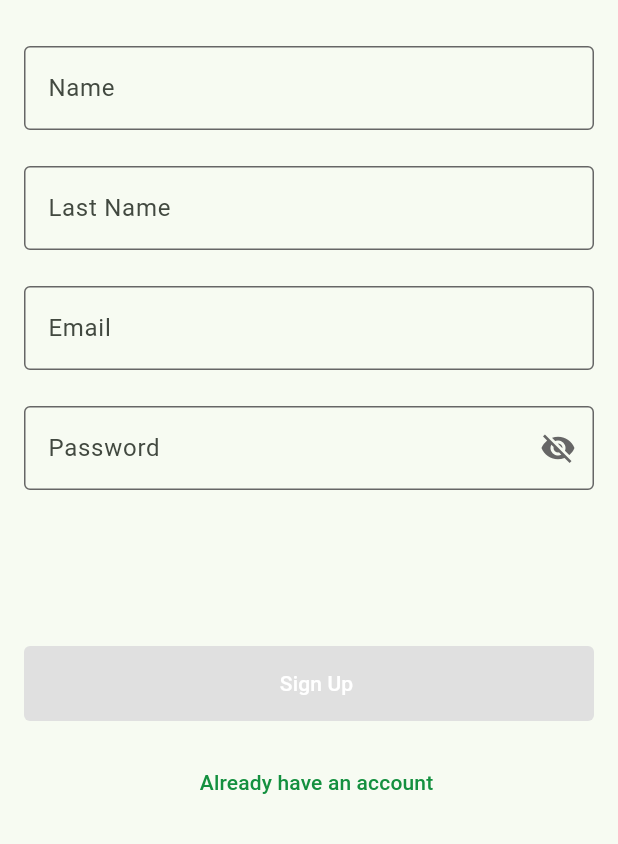
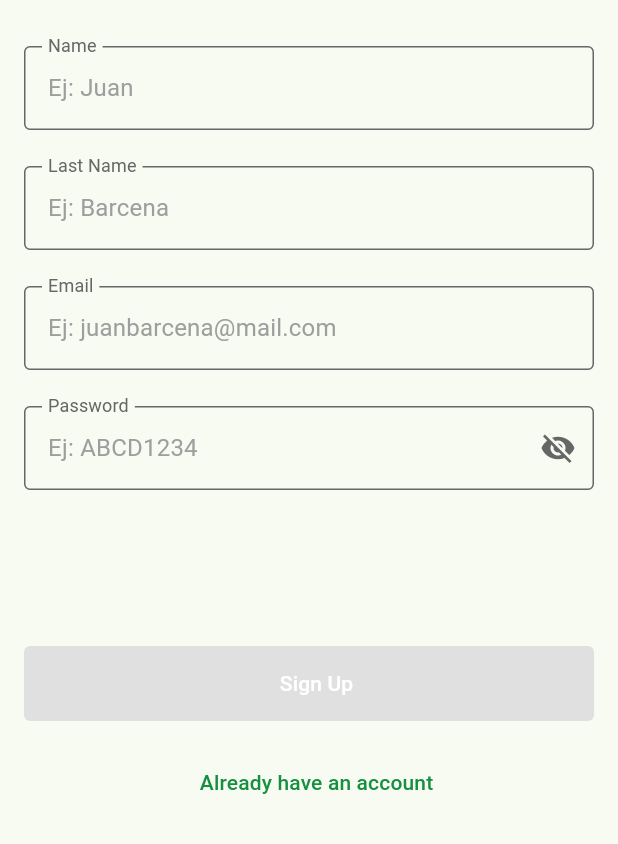
Before and after one commit to AgustinNaso/SerManos-TPE, a Flutter app: the RegisterScreen screen opened by its route, on a phone screen of 412 x 824 dp, the part 392-1236 px from its top. Run offline on Flutter 3.47's test engine with Material 2 defaults, Android fonts, the phone set to English and light mode, and no system bars; drawn by our look-alikes of flutter_form_builder; our stand-ins replace cloud_firestore, firebase_auth, firebase_core, firebase_storage, flutter_hooks, flutter_riverpod and 4 more; accounts and stored records are empty; generated files the repository leaves out were written again.

Commit message:
fix: register hintText

```diff
--- a/ser_manos/lib/config/cellules/login_form.dart
+++ b/ser_manos/lib/config/cellules/login_form.dart
@@ -28,7 +28,6 @@ class LoginForm extends ConsumerWidget {
         children: <Widget>[
           SermanosTextField(
             onChangeFocus: onChangeFocus,
-            hintText: AppLocalizations.of(context)!.email,
             labelText: AppLocalizations.of(context)!.email,
             name: "email",
             validators: [
@@ -42,7 +41,6 @@ class LoginForm extends ConsumerWidget {
           ),
           const SizedBox(height: 24),
           SermanosTextField(
-              hintText: AppLocalizations.of(context)!.password,
               labelText: AppLocalizations.of(context)!.password,
               onChanged: (value) {
                 if (loginProvider.state == LoginStates.error.name) {
--- a/ser_manos/lib/config/cellules/register_form.dart
+++ b/ser_manos/lib/config/cellules/register_form.dart
@@ -30,9 +30,10 @@ class RegisterForm extends ConsumerWidget {
           Column(children: <Widget>[
             SermanosTextField(
                 onChangeFocus: onChangeFocus,
-                hintText: AppLocalizations.of(context)!.name,
+                hintText: AppLocalizations.of(context)!.nameHint,
                 labelText: AppLocalizations.of(context)!.name,
                 name: "name",
+                floatingLabelBehavior: FloatingLabelBehavior.always,
                 validators: [
                   FormBuilderValidators.required(
                       errorText:
@@ -41,8 +42,9 @@ class RegisterForm extends ConsumerWidget {
             const SizedBox(height: 24),
             SermanosTextField(
                 onChangeFocus: onChangeFocus,
-                hintText: AppLocalizations.of(context)!.lastName,
+                hintText: AppLocalizations.of(context)!.lastNameHint,
                 labelText: AppLocalizations.of(context)!.lastName,
+                floatingLabelBehavior: FloatingLabelBehavior.always,
                 name: "lastName",
                 validators: [
                   FormBuilderValidators.required(
@@ -53,8 +55,9 @@ class RegisterForm extends ConsumerWidget {
             const SizedBox(height: 24),
             SermanosTextField(
                 onChangeFocus: onChangeFocus,
-                hintText: AppLocalizations.of(context)!.email,
+                hintText: AppLocalizations.of(context)!.emailHint,
                 labelText: AppLocalizations.of(context)!.email,
+                floatingLabelBehavior: FloatingLabelBehavior.always,
                 name: "email",
                 onChanged: (value) {
                   if (registerProvider.state == RegisterStates.error.name) {
@@ -78,8 +81,9 @@ class RegisterForm extends ConsumerWidget {
             const SizedBox(height: 24),
             SermanosTextField(
                 onChangeFocus: onChangeFocus,
-                hintText: AppLocalizations.of(context)!.password,
+                hintText: AppLocalizations.of(context)!.passwordHint,
                 labelText: AppLocalizations.of(context)!.password,
+                floatingLabelBehavior: FloatingLabelBehavior.always,
                 name: "password",
                 enableObscure: true,
                 validators: [
--- a/ser_manos/lib/config/molecules/textfields/sermanos_text_field.dart
+++ b/ser_manos/lib/config/molecules/textfields/sermanos_text_field.dart
@@ -8,19 +8,21 @@ import 'package:ser_manos/config/tokens/sermanos_typography.dart';
 import '../../tokens/sermanos_colors.dart';
 
 class SermanosTextField extends HookConsumerWidget {
-  final String hintText;
+  final String? hintText;
   final String labelText;
   final String name;
   final bool enableObscure;
   final List<String? Function(String?)>? validators;
   final void Function(String?)? onChanged;
   final void Function(String, bool)? onChangeFocus;
+  final FloatingLabelBehavior floatingLabelBehavior;
 
   const SermanosTextField(
       {super.key,
-      required this.hintText,
       required this.labelText,
       required this.name,
+        this.hintText,
+        this.floatingLabelBehavior = FloatingLabelBehavior.auto,
       this.enableObscure = false,
       this.validators,
         this.onChanged,
@@ -65,7 +67,11 @@ class SermanosTextField extends HookConsumerWidget {
           decoration: InputDecoration(
             labelText: labelText,
             hintText: hintText,
-            // error handling
+            floatingLabelBehavior: floatingLabelBehavior,
+            hintStyle: const SermanosTypography.subtitle01(
+              color:
+              SermanosColors.neutral50,
+            ),
             errorBorder: const OutlineInputBorder(
               borderSide: BorderSide(
                 width: 2,
--- a/ser_manos/lib/l10n/en.arb
+++ b/ser_manos/lib/l10n/en.arb
@@ -7,6 +7,10 @@
   "lastName": "Last Name",
   "email": "Email",
   "password": "Password",
+  "nameHint": "Ej: Juan",
+  "lastNameHint": "Ej: Barcena",
+  "emailHint": "Ej: juanbarcena@mail.com",
+  "passwordHint": "Ej: ABCD1234",
   "noAccount": "I don't have an account",
   "alreadyHaveAccount": "Already have an account",
   "requiredFieldError": "This field is required",
--- a/ser_manos/lib/l10n/es.arb
+++ b/ser_manos/lib/l10n/es.arb
@@ -7,6 +7,10 @@
   "lastName": "Apellido",
   "email": "Email",
   "password": "Contraseña",
+  "nameHint": "Ej: Juan",
+  "lastNameHint": "Ej: Barcena",
+  "passwordHint": "Ej: ABCD1234",
+  "emailHint": "Ej: juanbarcena@mail.com",
   "noAccount": "No tengo cuenta",
   "alreadyHaveAccount": "Ya tengo cuenta",
   "requiredFieldError": "Este campo es obligatorio",
```
